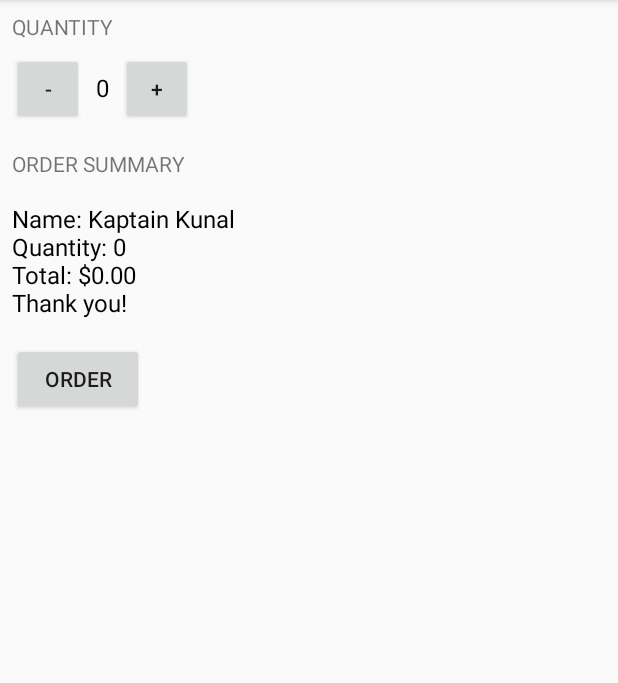
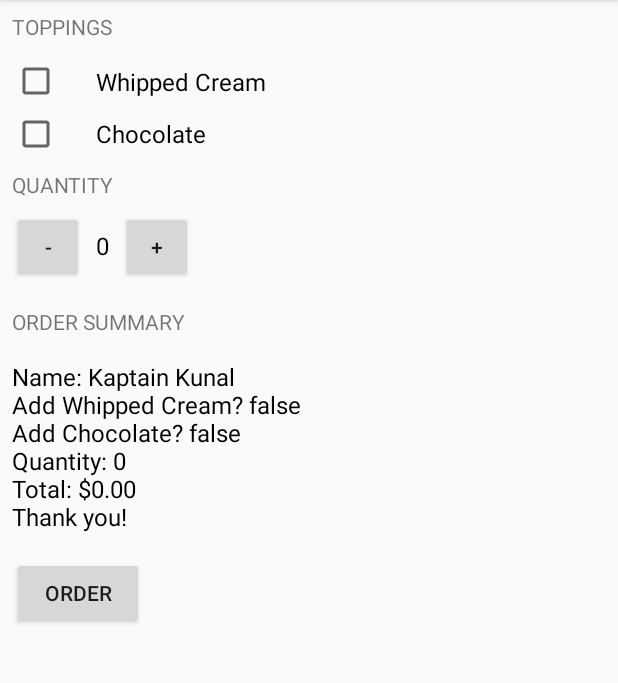
Before and after one commit to ItsyBitsySpiDERP/JustJava, an Android app: the screen it shows after launch (MainActivity), after a tap on "ORDER", on a phone screen of 412 x 824 dp, the part 84-767 px from its top. Run offline under Robolectric (Android 15) with nearby library versions, the phone set to English and light mode, and no system bars.

Commit message:
Scrolling added and more options for coffee
Can now scroll in landscape mode and can now add toppings to order.

```diff
--- a/app/src/main/java/com/example/android/justjava/MainActivity.java
+++ b/app/src/main/java/com/example/android/justjava/MainActivity.java
@@ -3,14 +3,13 @@ package com.example.android.justjava;
 import android.os.Bundle;
 import android.support.v7.app.AppCompatActivity;
 import android.view.View;
+import android.widget.CheckBox;
 import android.widget.TextView;
 
 import java.text.NumberFormat;
 
 
-/**
- * This app displays an order form to order coffee.
- */
+/**This app displays an order form to order coffee.*/
 public class MainActivity extends AppCompatActivity {
     int quantity = 0;
 
@@ -18,59 +17,60 @@ public class MainActivity extends AppCompatActivity {
         super.onCreate(savedInstanceState);
         setContentView(R.layout.activity_main);
     }
-    /**
-     * This method is called when the order button is clicked.
-     */
+
+    /**This method is called when the order button is clicked.*/
     public void submitOrder(View view) {
+        CheckBox whippedCreamCheckBox = (CheckBox) findViewById(R.id.whipped_cream_checkbox);
+        boolean  hasWhippedCream = whippedCreamCheckBox.isChecked();
+
+        CheckBox chocolateCheckBox = (CheckBox) findViewById(R.id.chocolate_checkbox);
+        boolean hasChocolate = chocolateCheckBox.isChecked();
+
         int price = calculatePrice();
-        String priceMessage =  createOrderSummary();
+        String priceMessage =  createOrderSummary(price, hasWhippedCream, hasChocolate);
         displayMessage(priceMessage);
     }
-    /**
-     * Calculates the price of the order.
-     *
-     * @return total price
-     */
+
+    /**Calculates the price of the order.
+     * @return total price*/
     private int calculatePrice() {
         int price = quantity * 5;
         return price;
     }
-    /**
-     * This posts the submit order summary
-     *
-     * @return text summary
-     */
-    private String createOrderSummary() {
+
+    /**This posts the submit order summary
+     * @param price of the order
+     * @param addWhippedCream is whether or not the user wants whipped cream topping
+     * @param addChocolate is weather or not the user wants chocolate topping
+     * @return text summary*/
+    private String createOrderSummary(int price, boolean addWhippedCream, boolean addChocolate) {
        return "Name: Kaptain Kunal" +
+               "\nAdd Whipped Cream? " + addWhippedCream +
+               "\nAdd Chocolate? " + addChocolate +
                "\nQuantity: " + quantity +
-               "\nTotal: $" + calculatePrice() + ".00" +
+               "\nTotal: $" + price + ".00" +
                "\nThank you!";
     }
 
-    /**
-     * This method is called when the plus button is clicked.
-     */
+    /**This method is called when the plus button is clicked.*/
     public void increment (View view) {
         quantity = quantity + 1;
         displayQuantity(quantity);
     }
-    /**
-     * This method is called when the minus button is clicked.
-     */
+
+    /*** This method is called when the minus button is clicked.*/
     public void decrement (View view) {
         quantity = quantity - 1;
         displayQuantity(quantity);
     }
-    /**
-     * This method displays the given quantity value on the screen.
-     */
+
+    /** This method displays the given quantity value on the screen.*/
     private void displayQuantity(int number) {
         TextView quantityTextView = (TextView) findViewById(R.id.quantity_text_view);
         quantityTextView.setText("" + number);
     }
-    /**
-     * This method displays the given text on the screen.
-     */
+
+    /**This method displays the given text on the screen.*/
     private void displayMessage(String message) {
         TextView orderSummaryTextView = (TextView) findViewById(R.id.order_summary_text_view);
         orderSummaryTextView.setText(message);
--- a/app/src/main/res/layout/activity_main.xml
+++ b/app/src/main/res/layout/activity_main.xml
@@ -1,6 +1,10 @@
 <?xml version="1.0" encoding="utf-8"?>
-<LinearLayout xmlns:android="http://schemas.android.com/apk/res/android"
+<ScrollView xmlns:android="http://schemas.android.com/apk/res/android"
     xmlns:tools="http://schemas.android.com/tools"
+    android:layout_width="match_parent"
+    android:layout_height="match_parent">
+
+    <LinearLayout
         android:layout_width="match_parent"
         android:layout_height="match_parent"
         android:orientation="vertical"
@@ -11,6 +15,32 @@
             android:layout_width="wrap_content"
             android:layout_height="wrap_content"
             android:paddingBottom="8dp"
+            android:text="Toppings"
+            android:textAllCaps="true" />
+
+        <CheckBox
+            android:id="@+id/whipped_cream_checkbox"
+            android:layout_width="wrap_content"
+            android:layout_height="wrap_content"
+            android:paddingBottom="8dp"
+            android:paddingLeft="24dp"
+            android:paddingTop="8dp"
+            android:text="Whipped Cream"
+            android:textSize="16sp" />
+
+        <CheckBox
+            android:id="@+id/chocolate_checkbox"
+            android:layout_width="wrap_content"
+            android:layout_height="wrap_content"
+            android:paddingLeft="24dp"
+            android:text="Chocolate"
+            android:textSize="16sp"/>
+
+        <TextView
+            android:layout_width="wrap_content"
+            android:layout_height="wrap_content"
+            android:paddingBottom="8dp"
+            android:paddingTop="8dp"
             android:text="Quantity"
             android:textAllCaps="true" />
 
@@ -26,6 +56,7 @@
                 android:layout_height="48dp"
                 android:onClick="decrement"
                 android:text="-" />
+
             <TextView
                 android:id="@+id/quantity_text_view"
                 android:layout_width="wrap_content"
@@ -36,6 +67,7 @@
                 android:text="0"
                 android:textColor="@android:color/black"
                 android:textSize="16sp" />
+
             <Button
                 android:layout_width="48dp"
                 android:layout_height="48dp"
@@ -67,3 +99,4 @@
             android:text="Order" />
 
     </LinearLayout>
+</ScrollView>
```
Lines whose indentation alone changed are shown as unchanged.
